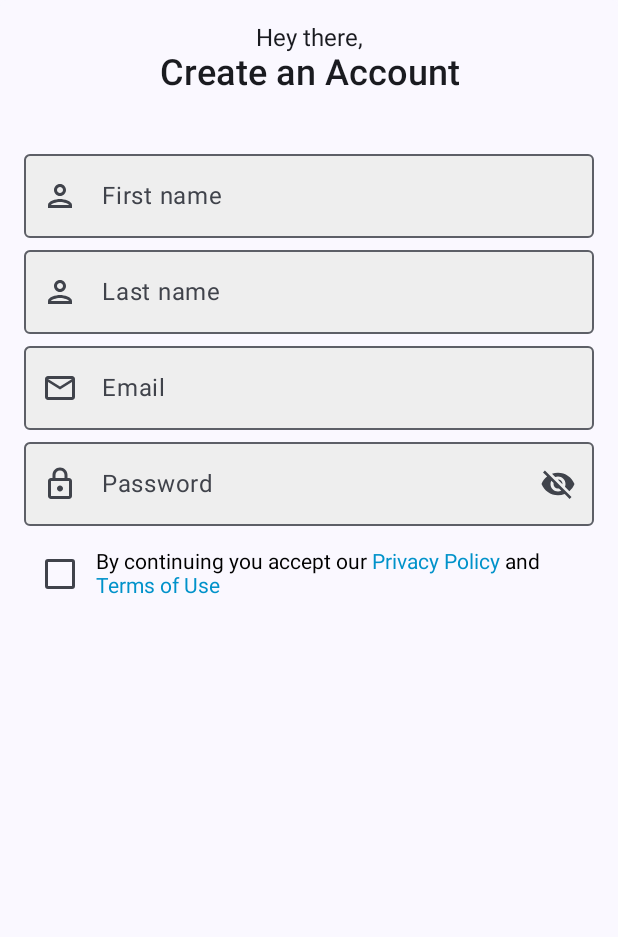
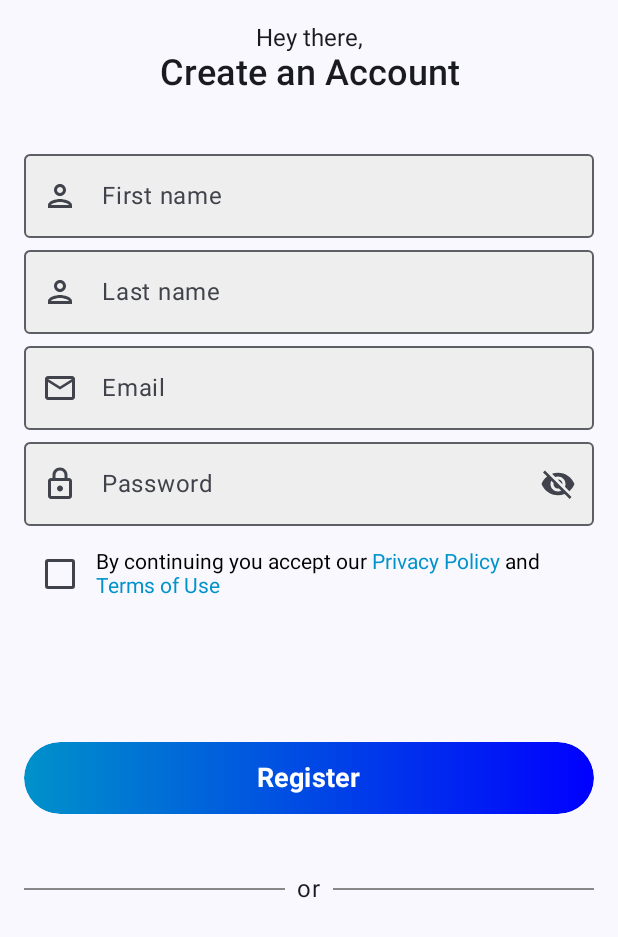
Before and after one commit to dev-satyamthakur/Login-Screen-Jetpack-Compose, an Android app built with Jetpack Compose: the screen it shows after launch (MainActivity), on a phone screen of 412 x 824 dp. Shown: the top 937 px of the screen. Run offline under Robolectric (Android 15) with nearby library versions, the phone set to English and light mode, and no system bars.

Commit message:
Creatin Register button and Or Divider

```diff
--- a/app/src/main/java/com/satyamthakur/learning/loginscreencompose/screens/AppComponents.kt
+++ b/app/src/main/java/com/satyamthakur/learning/loginscreencompose/screens/AppComponents.kt
@@ -1,15 +1,24 @@
 package com.satyamthakur.learning.loginscreencompose.screens
 
 import android.util.Log
+import androidx.compose.foundation.background
+import androidx.compose.foundation.layout.Box
+import androidx.compose.foundation.layout.PaddingValues
 import androidx.compose.foundation.layout.Row
 import androidx.compose.foundation.layout.fillMaxWidth
+import androidx.compose.foundation.layout.height
 import androidx.compose.foundation.layout.heightIn
+import androidx.compose.foundation.layout.padding
+import androidx.compose.foundation.shape.RoundedCornerShape
 import androidx.compose.foundation.text.ClickableText
 import androidx.compose.foundation.text.KeyboardOptions
 import androidx.compose.material.icons.Icons
 import androidx.compose.material.icons.filled.Visibility
 import androidx.compose.material.icons.filled.VisibilityOff
+import androidx.compose.material3.Button
+import androidx.compose.material3.ButtonDefaults
 import androidx.compose.material3.Checkbox
+import androidx.compose.material3.Divider
 import androidx.compose.material3.Icon
 import androidx.compose.material3.IconButton
 import androidx.compose.material3.OutlinedTextField
@@ -22,6 +31,8 @@ import androidx.compose.runtime.remember
 import androidx.compose.runtime.setValue
 import androidx.compose.ui.Alignment
 import androidx.compose.ui.Modifier
+import androidx.compose.ui.graphics.Brush
+import androidx.compose.ui.graphics.Color
 import androidx.compose.ui.graphics.vector.ImageVector
 import androidx.compose.ui.text.SpanStyle
 import androidx.compose.ui.text.TextStyle
@@ -35,6 +46,66 @@ import androidx.compose.ui.unit.sp
 import com.satyamthakur.learning.loginscreencompose.ui.theme.Accent
 import com.satyamthakur.learning.loginscreencompose.ui.theme.BgColor
 import com.satyamthakur.learning.loginscreencompose.ui.theme.Primary
+import com.satyamthakur.learning.loginscreencompose.ui.theme.Purple80
+
+@Composable
+fun DividerTextComponent() {
+    Row(
+        modifier = Modifier
+            .fillMaxWidth()
+            .heightIn(60.dp),
+        verticalAlignment = Alignment.CenterVertically
+    ) {
+        Divider(
+            modifier = Modifier
+                .fillMaxWidth()
+                .weight(1f),
+            color = Color.Gray,
+            thickness = 1.dp
+        )
+
+        Text(
+            modifier = Modifier.padding(8.dp), text = "or"
+        )
+
+        Divider(
+            modifier = Modifier
+                .fillMaxWidth()
+                .weight(1f),
+            color = Color.Gray,
+            thickness = 1.dp
+        )
+    }
+}
+
+@Composable
+fun ButtonComponent(value: String) {
+    Button(
+        onClick = { /*TODO*/ },
+        modifier = Modifier
+            .fillMaxWidth()
+            .heightIn(48.dp),
+        contentPadding = PaddingValues(),
+        colors = ButtonDefaults.buttonColors(Color.Transparent)
+    ) {
+        Box(
+            modifier = Modifier
+                .fillMaxWidth()
+                .heightIn(48.dp)
+                .background(
+                    brush = Brush.horizontalGradient(listOf(Accent, Color.Blue)),
+                    shape = RoundedCornerShape(50.dp)
+                ),
+            contentAlignment = Alignment.Center
+        ) {
+            Text(
+                text = value,
+                fontSize = 18.sp,
+                fontWeight = FontWeight.Bold
+            )
+        }
+    }
+}
 
 @Composable
 fun CheckboxComponent(value: String) {
@@ -129,8 +200,8 @@ fun PasswordTextFieldComponent(label: String, iconValue: ImageVector) {
             // Please provide localized description for accessibility services
             val description = if (passwordVisible) "Hide password" else "Show password"
 
-            IconButton(onClick = {passwordVisible = !passwordVisible}){
-                Icon(imageVector  = image, description)
+            IconButton(onClick = { passwordVisible = !passwordVisible }) {
+                Icon(imageVector = image, description)
             }
         }
     )
--- a/app/src/main/java/com/satyamthakur/learning/loginscreencompose/screens/SignUpScreen.kt
+++ b/app/src/main/java/com/satyamthakur/learning/loginscreencompose/screens/SignUpScreen.kt
@@ -4,6 +4,7 @@ import androidx.compose.foundation.layout.Column
 import androidx.compose.foundation.layout.Spacer
 import androidx.compose.foundation.layout.fillMaxSize
 import androidx.compose.foundation.layout.height
+import androidx.compose.foundation.layout.heightIn
 import androidx.compose.foundation.layout.padding
 import androidx.compose.foundation.shape.RoundedCornerShape
 import androidx.compose.material.icons.Icons
@@ -40,6 +41,14 @@ fun SignUpScreen() {
             PasswordTextFieldComponent(label = "Password", Icons.Outlined.Lock)
 
             CheckboxComponent(value = "By continuing you accept our Privacy Policy and Terms of Use")
+
+            Spacer(modifier = Modifier.height(80.dp))
+
+            ButtonComponent(value = "Register")
+
+            Spacer(modifier = Modifier.height(20.dp))
+
+            DividerTextComponent()
         }
     }
 }
```
